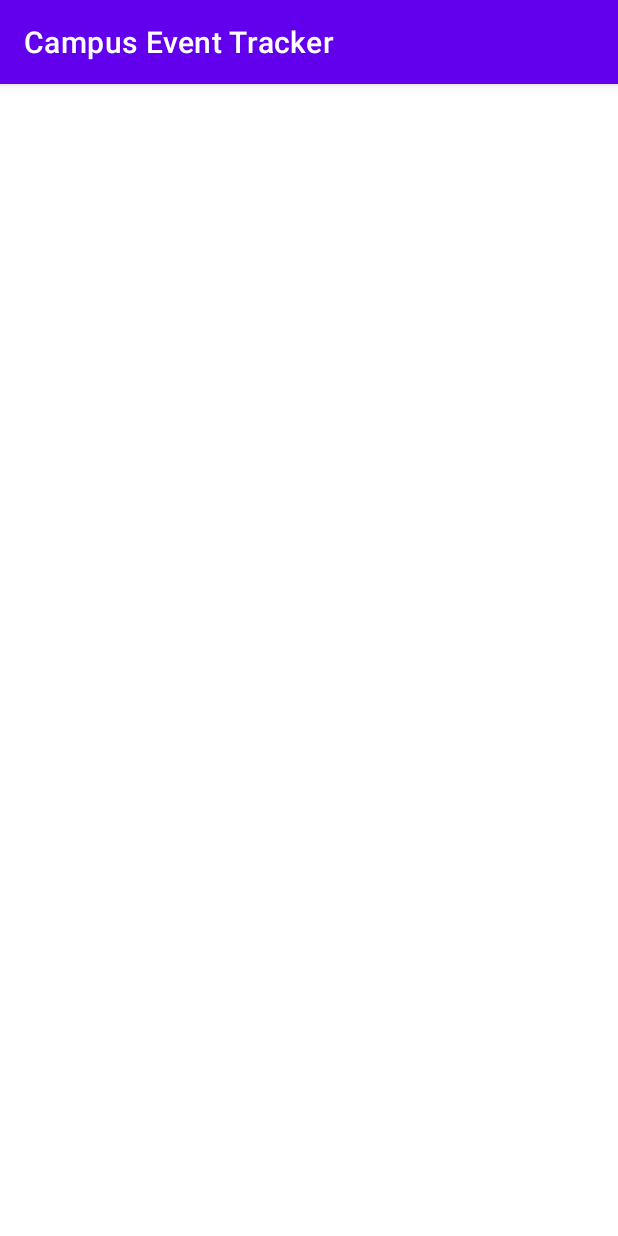
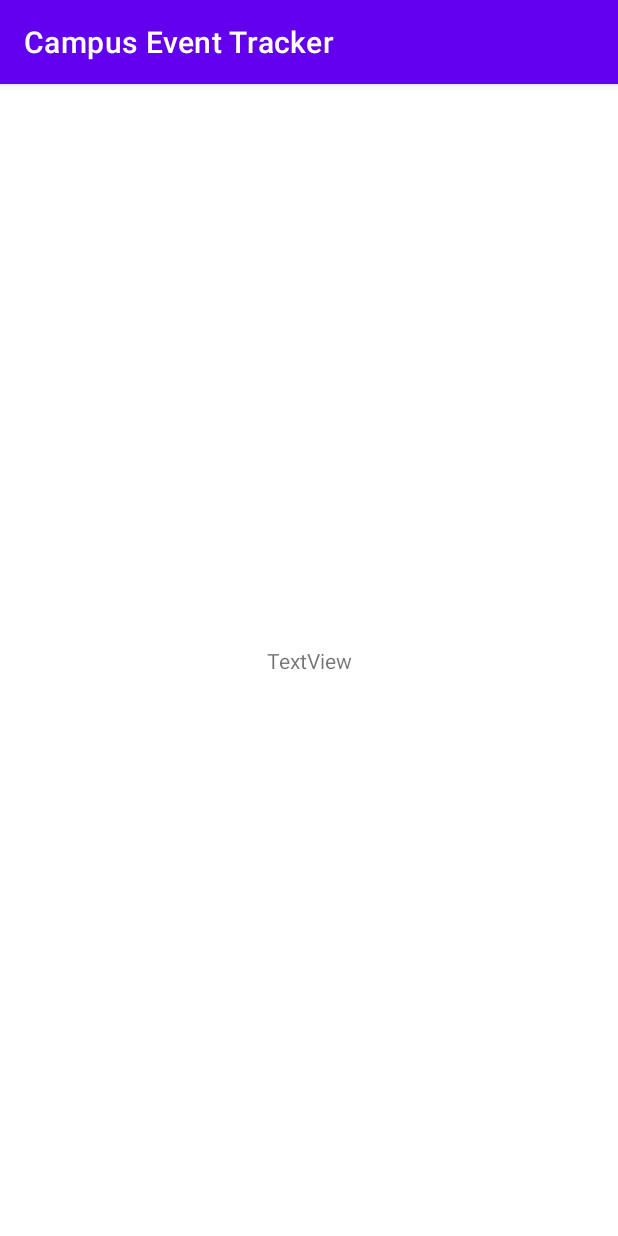
Before and after one commit to CAnsbach/CIT498, an Android app: the EventHomeScreen screen opened directly, with no data from a screen before it, on a phone screen of 412 x 824 dp. Run offline under Robolectric (Android 15) with nearby library versions, the phone set to English and light mode, and no system bars.

Commit message:
Added Ability to Retrieve Event Info
Code has been added to connect to the website using the user's email and retrieve event information from the database.

```diff
--- a/CampusEventTracker/app/src/main/java/com/example/campuseventtracker/EventHomeScreen.java
+++ b/CampusEventTracker/app/src/main/java/com/example/campuseventtracker/EventHomeScreen.java
@@ -2,24 +2,46 @@ package com.example.campuseventtracker;
 
 import androidx.appcompat.app.AppCompatActivity;
 
+import android.content.Intent;
 import android.os.Bundle;
+import android.os.Handler;
+import android.widget.TextView;
 import android.widget.Toast;
+
+import org.w3c.dom.Text;
 
 public class EventHomeScreen extends AppCompatActivity
 {
-    String email;
+    String[] fields = {"txtEmail"};
+    TextView info;
     @Override
     protected void onCreate(Bundle savedInstanceState)
     {
         super.onCreate(savedInstanceState);
         setContentView(R.layout.activity_event_home_screen);
+        info = findViewById(R.id.txtTestingInfo);
 
         Bundle email = getIntent().getExtras();
 
+
         if (email != null)
         {
-            this.email = email.getString("Email");
+            String[] data = {email.getString("Email")};
 
+            Handler handler = new Handler();
+            handler.post(() -> {
+                RetrieveEventJSONData retrieval = new RetrieveEventJSONData(fields, data);
+
+                if(retrieval.retrieve())
+                {
+                    if(retrieval.completed())
+                    {
+                        String eventInfo = retrieval.result();
+
+                        info.setText(eventInfo);
+                    }
+                }
+            });
         }
     }
 }
--- a/CampusEventTracker/app/src/main/res/layout/activity_event_home_screen.xml
+++ b/CampusEventTracker/app/src/main/res/layout/activity_event_home_screen.xml
@@ -6,4 +6,13 @@
     android:layout_height="match_parent"
     tools:context=".EventHomeScreen">
 
+    <TextView
+        android:id="@+id/txtTestingInfo"
+        android:layout_width="wrap_content"
+        android:layout_height="wrap_content"
+        android:text="TextView"
+        app:layout_constraintBottom_toBottomOf="parent"
+        app:layout_constraintEnd_toEndOf="parent"
+        app:layout_constraintStart_toStartOf="parent"
+        app:layout_constraintTop_toTopOf="parent" />
 </androidx.constraintlayout.widget.ConstraintLayout>
```
Also changed, not shown: CampusEventTracker/app/src/main/java/com/example/campuseventtracker/RetrieveEventJSONData.java (added, +144 -0 lines).
